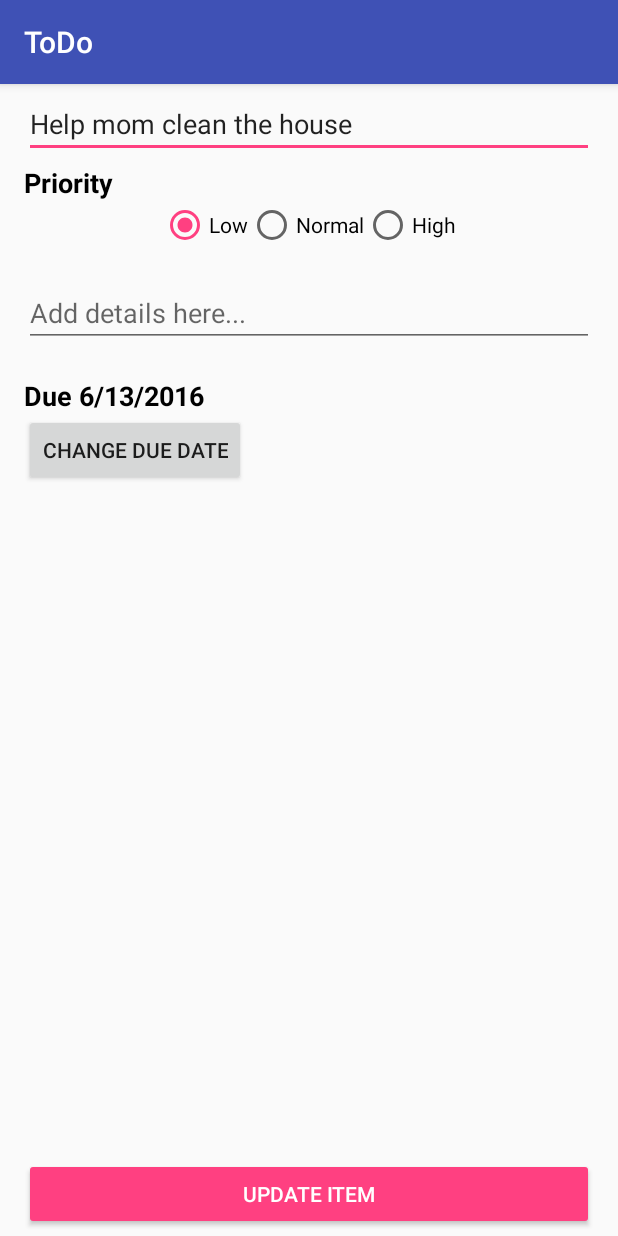
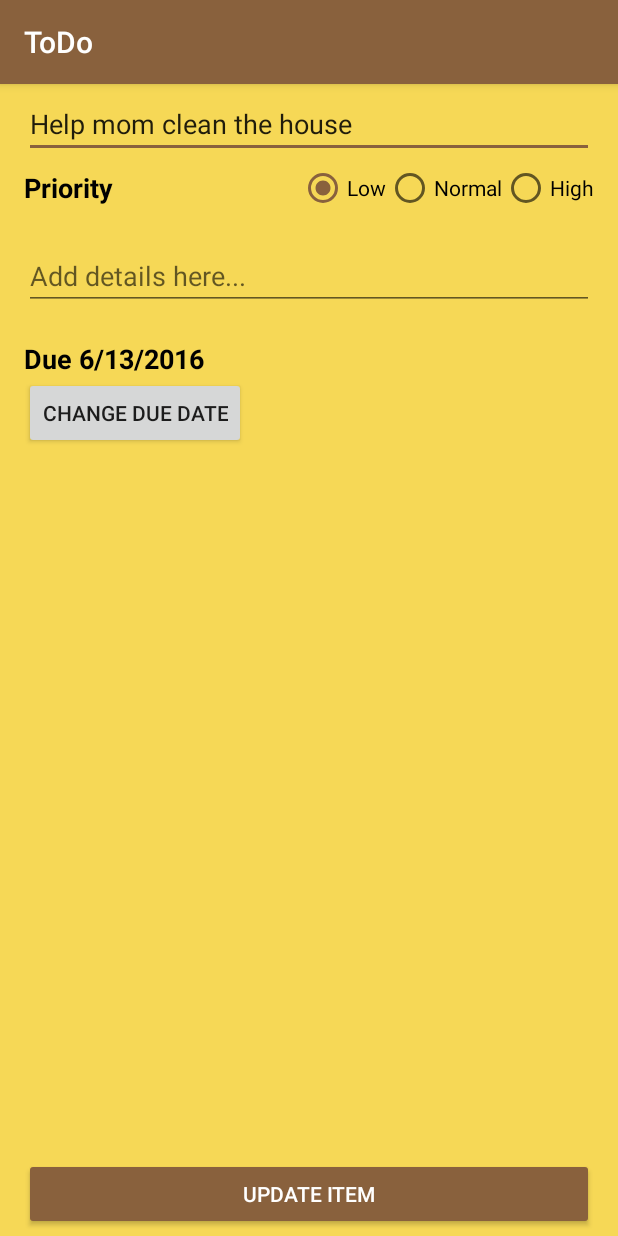
Before and after one commit to psdewar2/ToDo, an Android app: the screen it shows after launch (EditItemActivity), after a tap on "LOW", on a phone screen of 412 x 824 dp. Run offline under Robolectric (Android 15) with nearby library versions, the phone set to English and light mode, and no system bars; libraries missing offline, so code that uses them is left out: com.activeandroid, com.activeandroid.annotation, com.activeandroid.query; 1 statement that could not run was skipped.

Commit message:
Upgraded UI with color and style changes

```diff
--- a/app/src/main/java/com/psd/todo/ToDoAdapter.java
+++ b/app/src/main/java/com/psd/todo/ToDoAdapter.java
@@ -82,8 +82,8 @@ public class ToDoAdapter extends RecyclerView.Adapter<ToDoAdapter.ToDoViewHolder
         holder.task.setText(tdItem.task);
         holder.priority.setText(String.valueOf(tdItem.priority));
         if (tdItem.priority == ToDoItem.Priority.LOW) holder.priority.setTextColor(Color.parseColor("#A200A2"));
-        if (tdItem.priority == ToDoItem.Priority.NORMAL) holder.priority.setTextColor(Color.parseColor("#0000A2"));
-        if (tdItem.priority == ToDoItem.Priority.HIGH) holder.priority.setTextColor(Color.parseColor("#AF0000"));
+        else if (tdItem.priority == ToDoItem.Priority.NORMAL) holder.priority.setTextColor(Color.parseColor("#0000A2"));
+        else if (tdItem.priority == ToDoItem.Priority.HIGH) holder.priority.setTextColor(Color.parseColor("#E02444"));
 
     }
 
--- a/app/src/main/res/layout/activity_edit_item.xml
+++ b/app/src/main/res/layout/activity_edit_item.xml
@@ -4,6 +4,7 @@
     xmlns:tools="http://schemas.android.com/tools"
     android:layout_width="match_parent"
     android:layout_height="wrap_content"
+    android:background="@color/activityBackground"
     android:paddingLeft="@dimen/activity_horizontal_margin"
     android:paddingRight="@dimen/activity_horizontal_margin"
     android:paddingTop="@dimen/recycler_vertical_margin"
@@ -32,22 +33,28 @@
             android:layout_width="match_parent"
             android:layout_height="wrap_content">
 
+            <LinearLayout
+                android:id="@+id/priorityLayout"
+                android:layout_width="match_parent"
+                android:layout_height="match_parent"
+                android:weightSum="1">
+
                 <TextView
                     android:id="@+id/changePriorityTextView"
-                android:layout_width="wrap_content"
+                    android:layout_width="0dp"
                     android:layout_height="wrap_content"
+                    android:layout_marginTop="3dp"
                     android:text="@string/priority"
-                android:textColor="#000000"
-                android:textSize="18sp"
-                android:textStyle="bold" />
+                    android:theme="@style/ToDoTextView"
+                    android:layout_weight=".3" />
 
                 <RadioGroup
                     android:id="@+id/radioGroupUpdate"
-                android:layout_width="wrap_content"
+                    android:layout_width="0dp"
                     android:layout_height="wrap_content"
-                android:layout_below="@+id/changePriorityTextView"
-                android:layout_centerHorizontal="true"
-                android:orientation="horizontal">
+                    android:orientation="horizontal"
+                    android:layout_weight=".7"
+                    android:gravity="right|end">
                     <RadioButton
                         android:id="@+id/lowPriority"
                         android:layout_width="wrap_content"
@@ -67,11 +74,13 @@
                         android:text="@string/high" />
                 </RadioGroup>
 
+            </LinearLayout>
+
             <EditText
                 android:id="@+id/editDetailsEditText"
                 android:layout_width="match_parent"
                 android:layout_height="wrap_content"
-                android:layout_below="@+id/radioGroupUpdate"
+                android:layout_below="@+id/priorityLayout"
                 android:layout_marginTop="20dp"
                 android:ems="10"
                 android:hint="@string/addDetails"
@@ -84,9 +93,7 @@
                 android:layout_below="@+id/editDetailsEditText"
                 android:layout_marginTop="20dp"
                 android:text="@string/dueDate"
-                android:textColor="#000000"
-                android:textSize="18sp"
-                android:textStyle="bold"/>
+                android:theme="@style/ToDoTextView"/>
 
             <Button
                 android:id="@+id/changeDueDateButton"
--- a/app/src/main/res/layout/activity_to_do.xml
+++ b/app/src/main/res/layout/activity_to_do.xml
@@ -5,6 +5,7 @@
     xmlns:app="http://schemas.android.com/apk/res-auto"
     android:layout_width="match_parent"
     android:layout_height="match_parent"
+    android:background="@color/activityBackground"
     android:fitsSystemWindows="true"
     tools:context="com.psd.todo.ToDoActivity">
 
--- a/app/src/main/res/layout/fragment_add_item.xml
+++ b/app/src/main/res/layout/fragment_add_item.xml
@@ -3,8 +3,8 @@
     xmlns:tools="http://schemas.android.com/tools"
     android:layout_width="match_parent"
     android:layout_height="match_parent"
+    android:background="@color/activityBackground"
     tools:context="com.psd.todo.AddItemFragment">
-    <!--android:background="#FFFFA5"-->
 
     <RelativeLayout
         android:layout_width="match_parent"
@@ -24,8 +24,7 @@
             android:layout_alignParentRight="true"
             android:layout_alignParentEnd="true"
             android:text="@string/newTask"
-            android:textAppearance="?android:attr/textAppearanceLarge"
-            android:textStyle="bold" />
+            android:theme="@style/ToDoTextView" />
 
         <EditText
             android:id="@+id/newTaskEditText"
@@ -46,8 +45,7 @@
             android:layout_below="@+id/newTaskEditText"
             android:layout_marginTop="32dp"
             android:text="@string/priority"
-            android:textAppearance="?android:attr/textAppearanceLarge"
-            android:textStyle="bold" />
+            android:theme="@style/ToDoTextView" />
 
         <RadioGroup
             android:id="@+id/radioGroup"
@@ -86,8 +84,7 @@
             android:layout_below="@+id/radioGroup"
             android:layout_marginTop="32dp"
             android:text="@string/details"
-            android:textAppearance="?android:attr/textAppearanceLarge"
-            android:textStyle="bold" />
+            android:theme="@style/ToDoTextView" />
 
         <EditText
             android:id="@+id/detailsEditText"
@@ -130,8 +127,6 @@
 
         </LinearLayout>
 
-
-
     </RelativeLayout>
 
 </FrameLayout>
--- a/app/src/main/res/layout/item_todo.xml
+++ b/app/src/main/res/layout/item_todo.xml
@@ -18,7 +18,8 @@
         android:layout_marginStart="10dp"
         android:layout_weight="0.2"
         android:text="@string/priority"
-        android:textSize="16sp" />
+        android:textSize="16sp"
+        android:textStyle="bold"/>
 
     <TextView
         android:id="@+id/task"
--- a/app/src/main/res/values/colors.xml
+++ b/app/src/main/res/values/colors.xml
@@ -1,9 +1,13 @@
 <?xml version="1.0" encoding="utf-8"?>
 <resources>
-    <color name="colorPrimary">#3F51B5</color>
-    <color name="colorPrimaryDark">#303F9F</color>
+    <!--<color name="colorPrimary">#3F51B5</color>-->
+    <!--<color name="colorPrimaryDark">#303F9F</color>-->
     <!--<color name="colorAccent">#FF4081</color>-->
-    <color name="colorAccent">#FF4081</color>
-    <color name="todoBlue">#B3E8FF</color>
-    <color name="todoGreen">#B3FFC0</color>
+    <color name="colorPrimary">#89613D</color>
+    <color name="colorPrimaryDark">#000</color>
+    <color name="colorAccent">#89613D</color>
+
+    <color name="activityBackground">#F6D856</color>
+
+    <!--<color name="colorAccent">#F9D629</color>-->
 </resources>
--- a/app/src/main/res/values/styles.xml
+++ b/app/src/main/res/values/styles.xml
@@ -14,4 +14,10 @@
         <item name="android:textColor">#FFF</item>
     </style>
 
+    <style name="ToDoTextView" parent="Theme.AppCompat.Light">
+        <item name="android:textColor">#000000</item>
+        <item name="android:textSize">18sp</item>
+        <item name="android:textStyle">bold</item>
+    </style>
+
 </resources>
```
Also changed, not shown: app/src/main/res/mipmap-hdpi/ic_launcher.png, app/src/main/res/mipmap-mdpi/ic_launcher.png, app/src/main/res/mipmap-xhdpi/ic_launcher.png, app/src/main/res/mipmap-xxhdpi/ic_launcher.png, app/src/main/res/mipmap-xxxhdpi/ic_launcher.png. Lines whose indentation alone changed are shown as unchanged.
